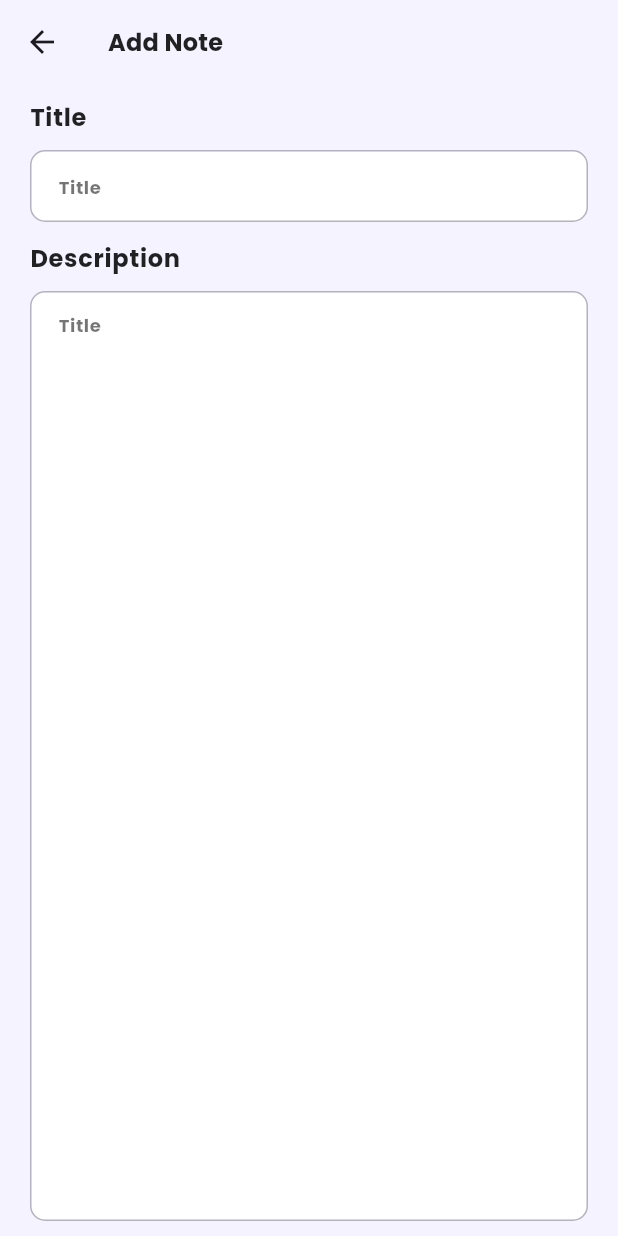
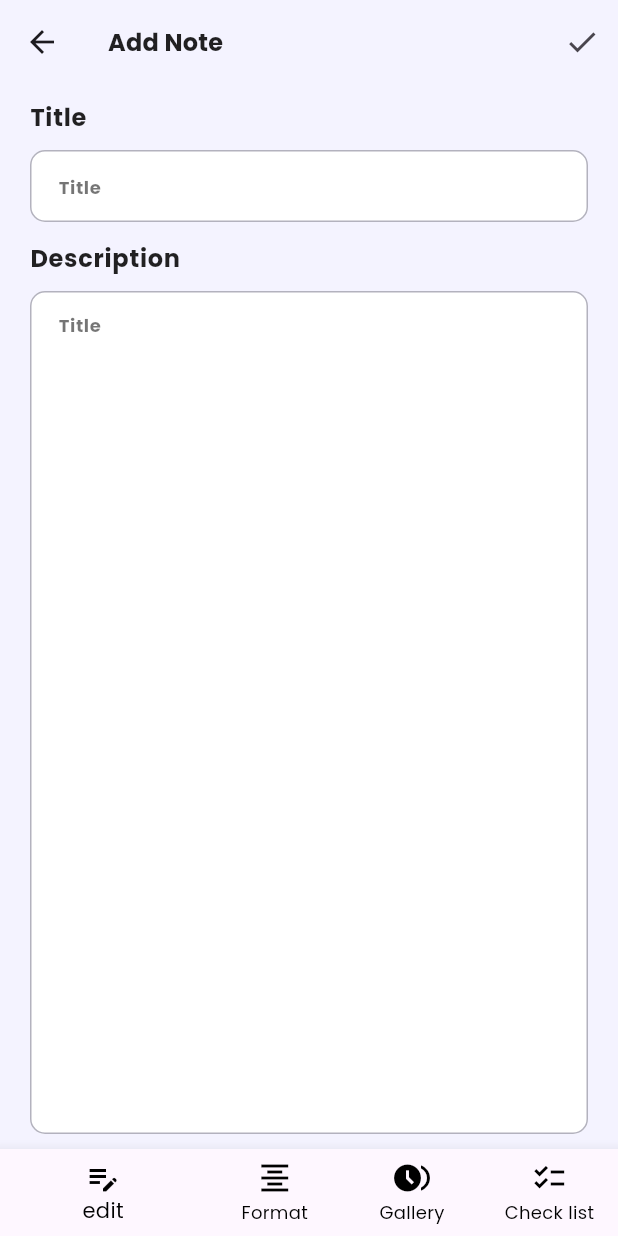
Before and after one commit to bijith-git/flutter-note-app, a Flutter app: the AddNoteScreen screen opened directly, on a phone screen of 412 x 824 dp. Run offline on Flutter 3.47's test engine with Material 2 defaults, Android fonts, the phone set to English and light mode, and no system bars; our stand-ins replace google_fonts.

Commit message:
new ui changes added

```diff
--- a/lib/screens/addnote/add_note.dart
+++ b/lib/screens/addnote/add_note.dart
@@ -18,6 +18,7 @@ class _AddNoteScreenState extends State<AddNoteScreen> {
           "Add Note",
           style: texttheme.titleMedium!.copyWith(fontWeight: FontWeight.bold),
         ),
+        actions: [IconButton(onPressed: () {}, icon: const Icon(Icons.check))],
       ),
       body: Padding(
         padding: defualtPadding,
@@ -65,6 +66,21 @@ class _AddNoteScreenState extends State<AddNoteScreen> {
           ],
         ),
       ),
+      bottomNavigationBar: BottomNavigationBar(
+          fixedColor: Colors.black,
+          showUnselectedLabels: true,
+          unselectedItemColor: Colors.black,
+          items: const [
+            BottomNavigationBarItem(
+                icon: Icon((Icons.edit_note)), label: "edit"),
+            BottomNavigationBarItem(
+                icon: Icon((Icons.format_align_center_outlined)),
+                label: "Format"),
+            BottomNavigationBarItem(
+                icon: Icon((Icons.browse_gallery)), label: "Gallery"),
+            BottomNavigationBarItem(
+                icon: Icon((Icons.checklist_outlined)), label: "Check list"),
+          ]),
     );
   }
 }
```
Also changed, not shown: lib/screens/home/home.dart (+13 -2 lines).
